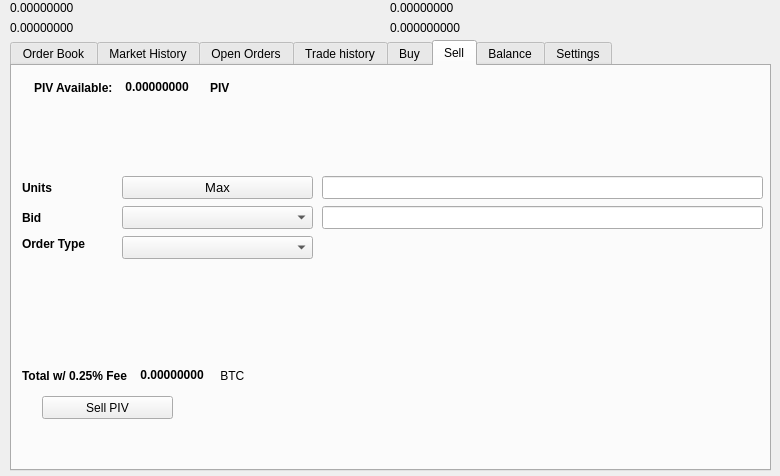
Old version of the form src/qt/forms/tradingdialog.ui in the repository CryptoCashBack-Hub/CCBC.
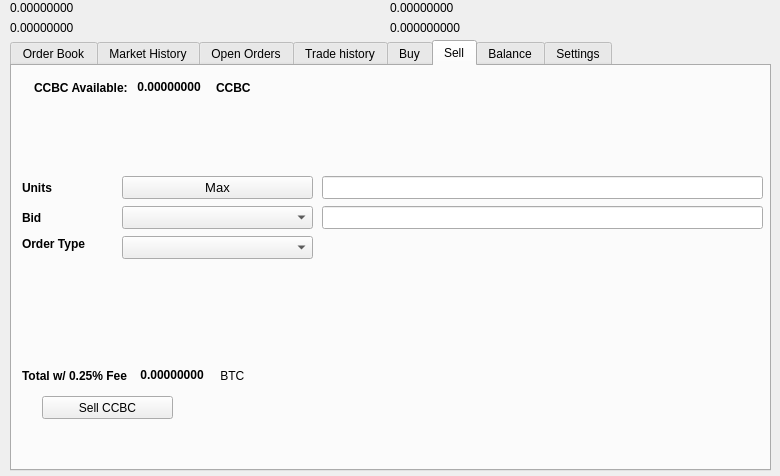
New version of the form. The open tabs and pages were chosen to show the change. Icons and pictures are not drawn.

```diff
--- a/src/qt/forms/tradingdialog.ui
+++ b/src/qt/forms/tradingdialog.ui
@@ -1751,7 +1751,7 @@
       </rect>
      </property>
      <property name="text">
-      <string>Sell PIV</string>
+      <string>Sell CCBC</string>
      </property>
      <property name="icon">
       <iconset resource="../caleonx">
@@ -1777,7 +1777,7 @@
          </font>
         </property>
         <property name="text">
-         <string>PIV Available:</string>
+         <string>CCBC Available:</string>
         </property>
        </widget>
       </item>
@@ -2221,7 +2221,7 @@
          </font>
         </property>
         <property name="text">
-         <string>PIV</string>
+         <string>CCBC</string>
         </property>
        </widget>
       </item>
```
Left out of the diff: 34 changed lines with no effect on the pictures.
